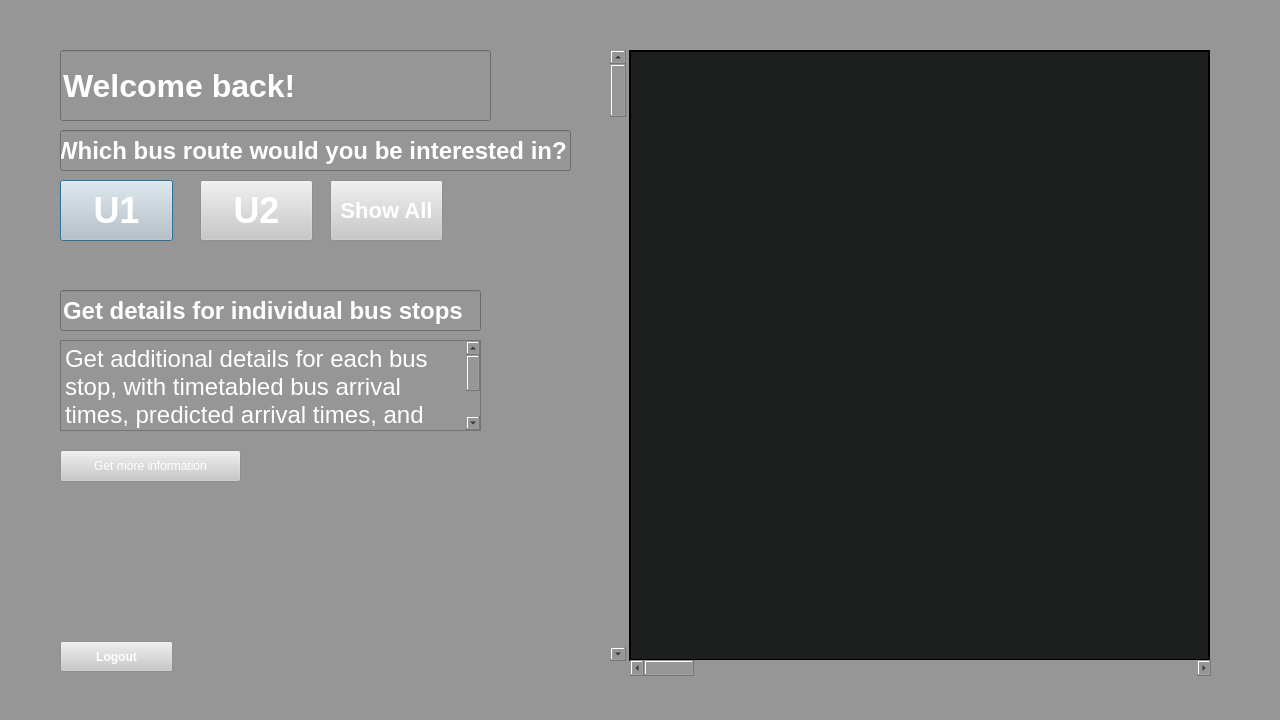
Jakotops/Bath-Hack-2023, file src/UI Files/MainPage.ui: the form before one commit.
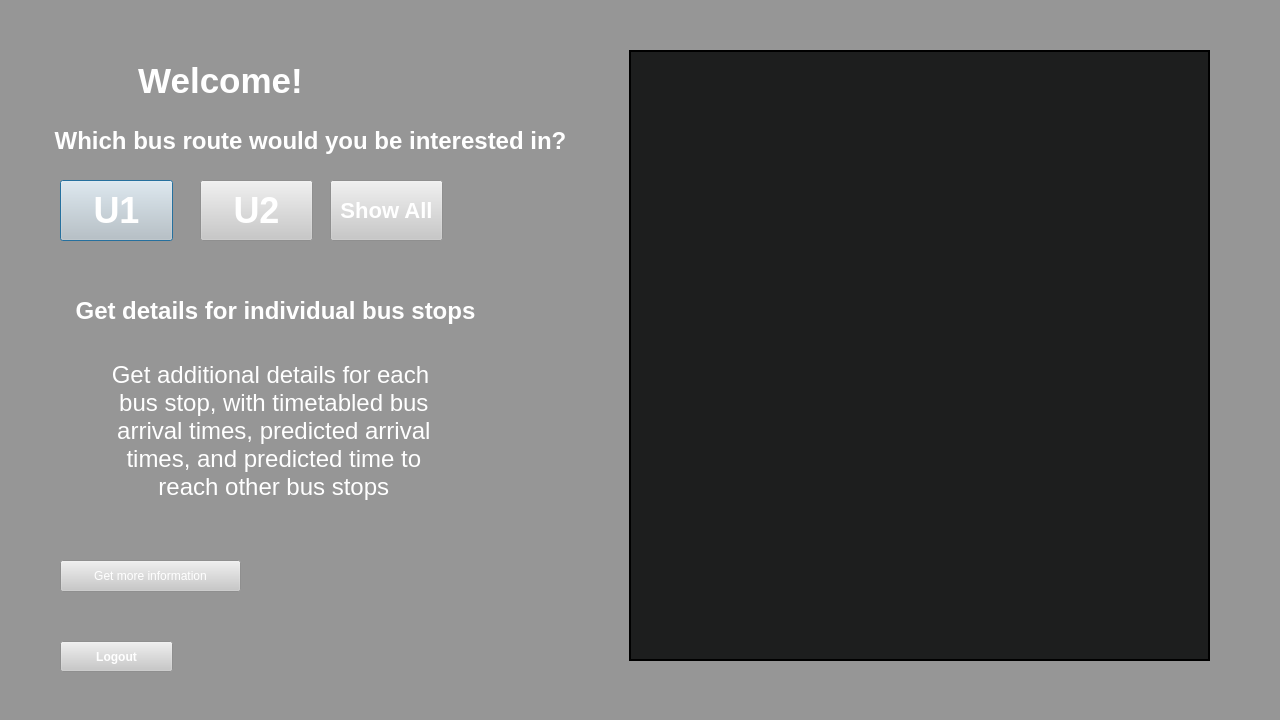
The form after the commit.

Diff of the .ui file:
```diff
--- a/src/UI Files/MainPage.ui
+++ b/src/UI Files/MainPage.ui
@@ -64,70 +64,6 @@
     <enum>QFrame::Raised</enum>
    </property>
   </widget>
-  <widget class="QScrollBar" name="verticalScrollBar">
-   <property name="geometry">
-    <rect>
-     <x>610</x>
-     <y>50</y>
-     <width>16</width>
-     <height>611</height>
-    </rect>
-   </property>
-   <property name="orientation">
-    <enum>Qt::Vertical</enum>
-   </property>
-  </widget>
-  <widget class="QScrollBar" name="horizontalScrollBar">
-   <property name="geometry">
-    <rect>
-     <x>630</x>
-     <y>660</y>
-     <width>581</width>
-     <height>16</height>
-    </rect>
-   </property>
-   <property name="orientation">
-    <enum>Qt::Horizontal</enum>
-   </property>
-  </widget>
-  <widget class="QLineEdit" name="Welcome">
-   <property name="geometry">
-    <rect>
-     <x>60</x>
-     <y>50</y>
-     <width>431</width>
-     <height>71</height>
-    </rect>
-   </property>
-   <property name="styleSheet">
-    <string notr="true">font-size: 32px;
-font-family: Tahoma;
-font-weight: 900;
-color: white;</string>
-   </property>
-   <property name="text">
-    <string>Welcome back!</string>
-   </property>
-  </widget>
-  <widget class="QLineEdit" name="Routeselect">
-   <property name="geometry">
-    <rect>
-     <x>60</x>
-     <y>130</y>
-     <width>511</width>
-     <height>41</height>
-    </rect>
-   </property>
-   <property name="styleSheet">
-    <string notr="true">font-weight: 500;
-font-family: Tahoma;
-color: white;
-font-size: 24px;</string>
-   </property>
-   <property name="text">
-    <string>Which bus route would you be interested in?</string>
-   </property>
-  </widget>
   <widget class="QPushButton" name="U1">
    <property name="geometry">
     <rect>
@@ -208,53 +144,11 @@
     <string>Logout</string>
    </property>
   </widget>
-  <widget class="QLineEdit" name="Details_title">
-   <property name="geometry">
-    <rect>
-     <x>60</x>
-     <y>290</y>
-     <width>421</width>
-     <height>41</height>
-    </rect>
-   </property>
-   <property name="styleSheet">
-    <string notr="true">font-family: Tahoma;
-font-size: 24px;
-color: white;
-font-weight: 500;
-</string>
-   </property>
-   <property name="text">
-    <string>Get details for individual bus stops</string>
-   </property>
-  </widget>
-  <widget class="QTextEdit" name="textEdit">
-   <property name="geometry">
-    <rect>
-     <x>60</x>
-     <y>340</y>
-     <width>421</width>
-     <height>91</height>
-    </rect>
-   </property>
-   <property name="styleSheet">
-    <string notr="true">font-family: tahoma;
-color: white;
-</string>
-   </property>
-   <property name="html">
-    <string>&lt;!DOCTYPE HTML PUBLIC &quot;-//W3C//DTD HTML 4.0//EN&quot; &quot;http://www.w3.org/TR/REC-html40/strict.dtd&quot;&gt;
-&lt;html&gt;&lt;head&gt;&lt;meta name=&quot;qrichtext&quot; content=&quot;1&quot; /&gt;&lt;style type=&quot;text/css&quot;&gt;
-p, li { white-space: pre-wrap; }
-&lt;/style&gt;&lt;/head&gt;&lt;body style=&quot; font-family:'tahoma'; font-size:13pt; font-weight:400; font-style:normal;&quot;&gt;
-&lt;p style=&quot; margin-top:0px; margin-bottom:0px; margin-left:0px; margin-right:0px; -qt-block-indent:0; text-indent:0px;&quot;&gt;&lt;span style=&quot; font-family:'.AppleSystemUIFont'; font-size:18pt;&quot;&gt;Get additional details for each bus stop, with timetabled bus arrival times, predicted arrival times, and predicted time to reach other bus stops&lt;/span&gt;&lt;/p&gt;&lt;/body&gt;&lt;/html&gt;</string>
-   </property>
-  </widget>
   <widget class="QPushButton" name="get_more_info">
    <property name="geometry">
     <rect>
      <x>60</x>
-     <y>450</y>
+     <y>560</y>
      <width>181</width>
      <height>32</height>
     </rect>
@@ -269,6 +163,98 @@
     <string>Get more information</string>
    </property>
   </widget>
+  <widget class="QLabel" name="Title">
+   <property name="geometry">
+    <rect>
+     <x>90</x>
+     <y>60</y>
+     <width>261</width>
+     <height>41</height>
+    </rect>
+   </property>
+   <property name="styleSheet">
+    <string notr="true">font-size: 35px; 
+font-weight: bold;
+color: white;
+</string>
+   </property>
+   <property name="text">
+    <string>Welcome!</string>
+   </property>
+   <property name="alignment">
+    <set>Qt::AlignCenter</set>
+   </property>
+  </widget>
+  <widget class="QLabel" name="Title_3">
+   <property name="geometry">
+    <rect>
+     <x>20</x>
+     <y>120</y>
+     <width>581</width>
+     <height>41</height>
+    </rect>
+   </property>
+   <property name="styleSheet">
+    <string notr="true">font-weight: 500;
+font-family: Tahoma;
+color: white;
+font-size: 24px;</string>
+   </property>
+   <property name="text">
+    <string>Which bus route would you be interested in?</string>
+   </property>
+   <property name="alignment">
+    <set>Qt::AlignCenter</set>
+   </property>
+  </widget>
+  <widget class="QLabel" name="Title_4">
+   <property name="geometry">
+    <rect>
+     <x>70</x>
+     <y>290</y>
+     <width>411</width>
+     <height>41</height>
+    </rect>
+   </property>
+   <property name="styleSheet">
+    <string notr="true">font-weight: 500;
+font-family: Tahoma;
+color: white;
+font-size: 24px;</string>
+   </property>
+   <property name="text">
+    <string>Get details for individual bus stops</string>
+   </property>
+   <property name="alignment">
+    <set>Qt::AlignCenter</set>
+   </property>
+  </widget>
+  <widget class="QLabel" name="Title_5">
+   <property name="geometry">
+    <rect>
+     <x>10</x>
+     <y>330</y>
+     <width>521</width>
+     <height>201</height>
+    </rect>
+   </property>
+   <property name="styleSheet">
+    <string notr="true">
+font-family: Tahoma;
+color: white;
+font-size: 24px;</string>
+   </property>
+   <property name="text">
+    <string>Get additional details for each
+ bus stop, with timetabled bus
+ arrival times, predicted arrival
+ times, and predicted time to
+ reach other bus stops</string>
+   </property>
+   <property name="alignment">
+    <set>Qt::AlignCenter</set>
+   </property>
+  </widget>
  </widget>
  <resources/>
  <connections/>
```
